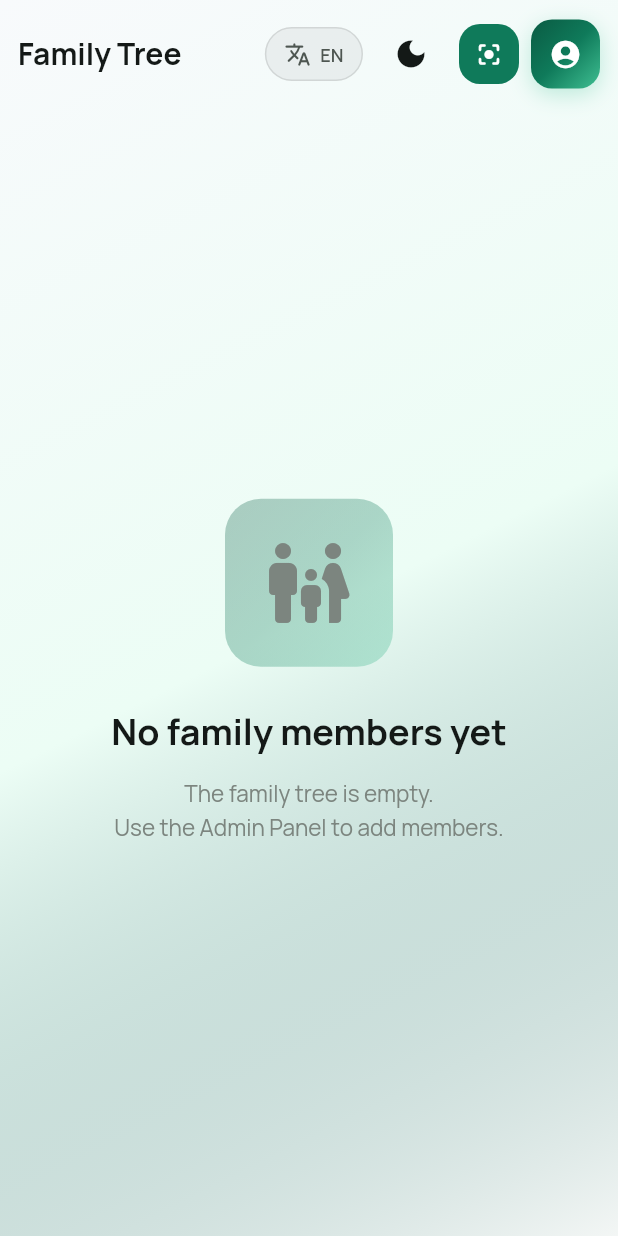
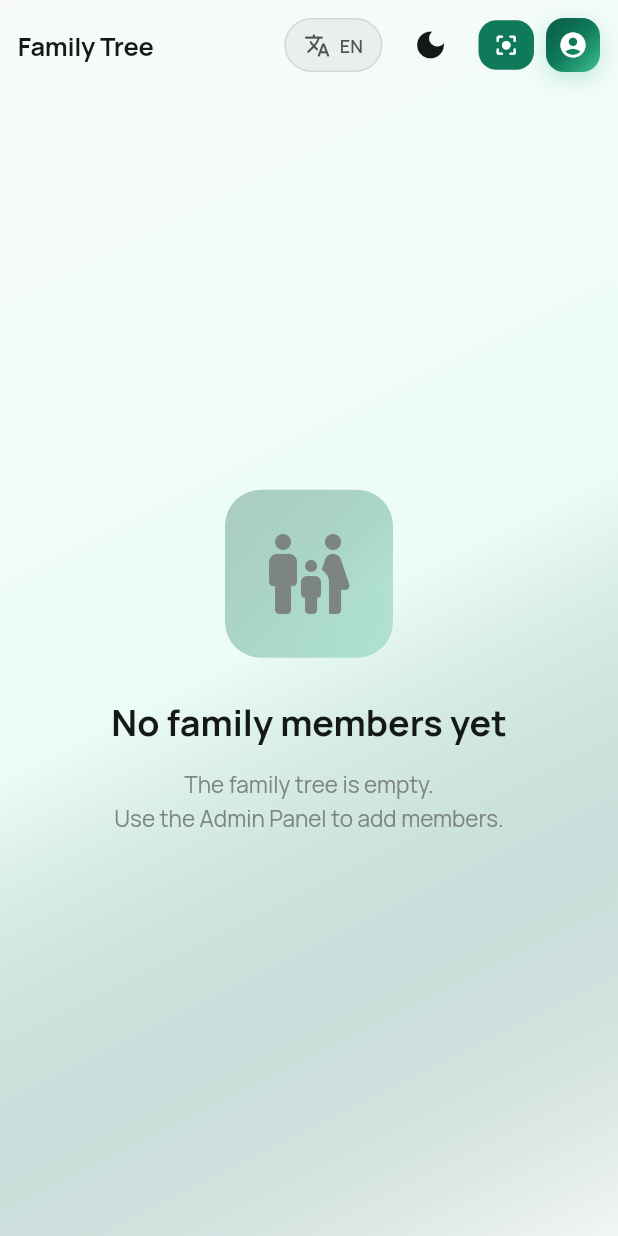
Before and after one commit to MohammedAbdulwahab3/fam_tree, a Flutter app: the screen it shows after launch, on a phone screen of 412 x 824 dp. Run offline on Flutter 3.47's test engine with Material 3 defaults, Android fonts, the phone set to English and light mode, and no system bars; our stand-ins replace audioplayers, cached_network_image, chewie, file_picker, flutter_riverpod, flutter_secure_storage and 6 more; missing offline and left inert: record; accounts and stored records are empty; network calls fail.

Commit message:
Give the memorial banner room, and shrink the tree's top bar
The details body started at zero top padding, so whatever came first sat
flush against the portrait above it — most visibly the memorial banner,
which looked stuck to the photograph.

The tree's top bar spent about 70 logical pixels before the tree began:
12 above and below, wrapped around icon buttons that were themselves 46
tall. On a phone that is a tenth of the screen given to a title. Bar
padding, button padding and icon size all come down, and the title drops
from 24 to 20 (17 on mobile) and now ellipsises rather than pushing the
controls sideways.

The same controls mixed context.colors with ElegantColors constants,
which are deprecated precisely because they carry a single value for
both themes — that is why the buttons read as pale cards against a dark
background. Surfaces, borders and icons in the bar now come from the
theme, so dark mode gets its own values.

Co-Authored-By: Claude Opus 5 <noreply@anthropic.com>

```diff
--- a/family_tree/lib/features/tree_view/tree_screen.dart
+++ b/family_tree/lib/features/tree_view/tree_screen.dart
@@ -544,9 +544,12 @@ class _TreeScreenState extends ConsumerState<TreeScreen> {
   Widget _buildTopBar(BuildContext context, bool isDark, bool isMobile,
       bool isSignedIn, bool isAdmin, bool hasLineage) {
     return Container(
+      // The bar was eating roughly 70 logical pixels before the tree began:
+      // 12 above and below, wrapped around 46px icon buttons. On a phone that
+      // is a tenth of the screen spent on a title.
       padding: EdgeInsets.symmetric(
         horizontal: isMobile ? 12 : 20,
-        vertical: 12,
+        vertical: isMobile ? 6 : 8,
       ),
       child: Row(
         children: [
@@ -557,9 +560,12 @@ class _TreeScreenState extends ConsumerState<TreeScreen> {
           Expanded(
             child: Text(
               widget.isDemo ? 'Family Tree Demo' : _getViewTitle(),
+              maxLines: 1,
+              overflow: TextOverflow.ellipsis,
               style: AppType.sans(
-                fontSize: isMobile ? 20 : 24,
-                fontWeight: FontWeight.bold,
+                fontSize: isMobile ? 17 : 20,
+                fontWeight: FontWeight.w700,
+                letterSpacing: -0.2,
                 color: context.colors.ink,
               ),
             ),
@@ -596,22 +602,18 @@ class _TreeScreenState extends ConsumerState<TreeScreen> {
                   message: isFocusMode ? 'Focus Mode' : 'Full Tree',
                   child: Container(
                     padding: EdgeInsets.symmetric(
-                      horizontal: isMobile ? 10 : 14,
-                      vertical: 10,
+                      horizontal: isMobile ? 9 : 12,
+                      vertical: 7,
                     ),
                     decoration: BoxDecoration(
                       color: isFocusMode
-                          ? (context.colors.accent)
-                          : (isDark
-                              ? Colors.white.withValues(alpha: 0.08)
-                              : ElegantColors.warmWhite),
-                      borderRadius: BorderRadius.circular(14),
+                          ? context.colors.accent
+                          : context.colors.surface,
+                      borderRadius: BorderRadius.circular(12),
                       border: Border.all(
                         color: isFocusMode
                             ? Colors.transparent
-                            : (isDark
-                                ? Colors.white.withValues(alpha: 0.1)
-                                : ElegantColors.champagne),
+                            : context.colors.hairline,
                       ),
                     ),
                     child: Row(
@@ -622,9 +624,9 @@ class _TreeScreenState extends ConsumerState<TreeScreen> {
                               ? Icons.center_focus_strong_rounded
                               : Icons.account_tree_rounded,
                           color: isFocusMode
-                              ? Colors.white
-                              : (context.colors.inkSoft),
-                          size: 18,
+                              ? context.colors.onAccent
+                              : context.colors.inkSoft,
+                          size: 17,
                         ),
                         // Only show text on larger screens
                         if (!isMobile) ...[
@@ -632,11 +634,11 @@ class _TreeScreenState extends ConsumerState<TreeScreen> {
                           Text(
                             isFocusMode ? 'Focus' : 'Full Tree',
                             style: AppType.sans(
-                              fontSize: 13,
+                              fontSize: 12.5,
                               fontWeight: FontWeight.w600,
                               color: isFocusMode
-                                  ? Colors.white
-                                  : (context.colors.inkSoft),
+                                  ? context.colors.onAccent
+                                  : context.colors.inkSoft,
                             ),
                           ),
                         ],
@@ -687,22 +689,16 @@ class _TreeScreenState extends ConsumerState<TreeScreen> {
           onTap: onTap,
           borderRadius: BorderRadius.circular(14),
           child: Container(
-            padding: const EdgeInsets.all(12),
+            padding: const EdgeInsets.all(8),
             decoration: BoxDecoration(
               gradient: isPrimary ? AppTheme.primaryGradient : null,
-              color: isPrimary
-                  ? null
-                  : isDark
-                      ? Colors.white.withValues(alpha: 0.08)
-                      : ElegantColors.warmWhite,
-              borderRadius: BorderRadius.circular(14),
-              border: isPrimary
-                  ? null
-                  : Border.all(
-                      color: isDark
-                          ? Colors.white.withValues(alpha: 0.1)
-                          : ElegantColors.champagne,
-                    ),
+              // context.colors rather than ElegantColors: those constants are
+              // deprecated and carry one value for both themes, which is why
+              // these buttons read as pale cards in dark mode.
+              color: isPrimary ? null : context.colors.surface,
+              borderRadius: BorderRadius.circular(12),
+              border:
+                  isPrimary ? null : Border.all(color: context.colors.hairline),
               boxShadow: isPrimary
                   ? [
                       BoxShadow(
@@ -715,12 +711,9 @@ class _TreeScreenState extends ConsumerState<TreeScreen> {
             ),
             child: Icon(
               icon,
-              color: isPrimary
-                  ? Colors.white
-                  : isDark
-                      ? Colors.white70
-                      : ElegantColors.charcoal,
-              size: 22,
+              color:
+                  isPrimary ? context.colors.onAccent : context.colors.inkSoft,
+              size: 20,
             ),
           ),
         ),
--- a/family_tree/lib/features/tree_view/widgets/person_details_dialog.dart
+++ b/family_tree/lib/features/tree_view/widgets/person_details_dialog.dart
@@ -172,8 +172,12 @@ class _PersonDetailsDialogState extends ConsumerState<PersonDetailsDialog>
                               child: FadeTransition(
                                 opacity: _slideController,
                                 child: SingleChildScrollView(
+                                  // Top padding rather than 0: the first
+                                  // thing in this column sat flush against
+                                  // the header, so the memorial banner looked
+                                  // stuck to the portrait above it.
                                   padding:
-                                      const EdgeInsets.fromLTRB(24, 0, 24, 24),
+                                      const EdgeInsets.fromLTRB(24, 18, 24, 24),
                                   child: Column(
                                     crossAxisAlignment:
                                         CrossAxisAlignment.start,
```
